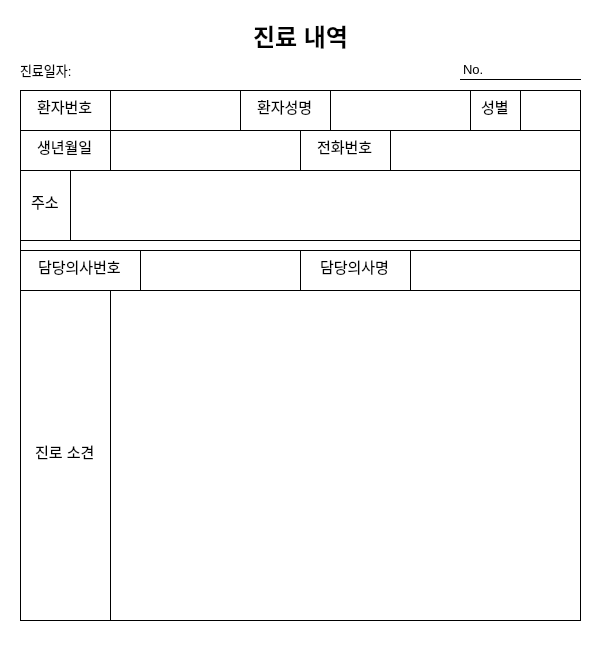
Qt form Project/src/pms/PatientManagementSW/medicalchart.ui (AndaCondaa/Dental_Imaging_SW_System) before a commit.
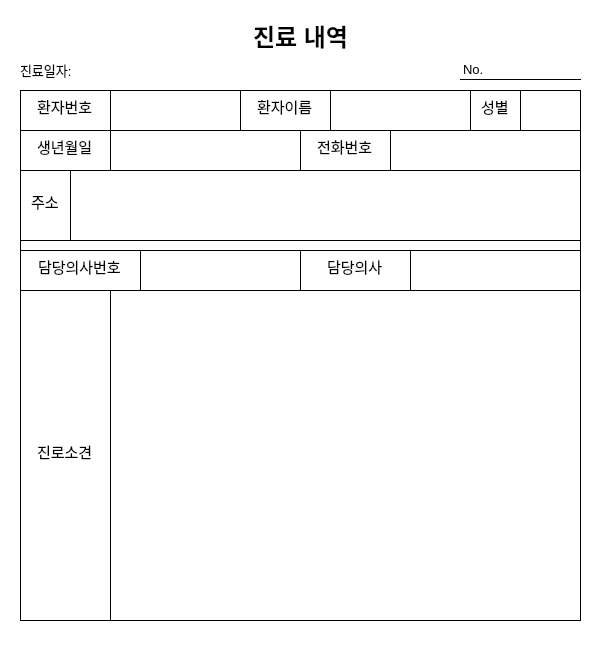
The same form after that commit.

What changed in the file:
```diff
--- a/Project/src/pms/PatientManagementSW/medicalchart.ui
+++ b/Project/src/pms/PatientManagementSW/medicalchart.ui
@@ -135,7 +135,7 @@
 border-radius: 0px;</string>
     </property>
     <property name="text">
-     <string>환자성명</string>
+     <string>환자이름</string>
     </property>
     <property name="alignment">
      <set>Qt::AlignCenter</set>
@@ -475,7 +475,7 @@
 border-radius: 0px;</string>
     </property>
     <property name="text">
-     <string>담당의사명</string>
+     <string>담당의사</string>
     </property>
     <property name="alignment">
      <set>Qt::AlignCenter</set>
@@ -525,7 +525,7 @@
 border-radius: 0px;</string>
     </property>
     <property name="text">
-     <string>진로 소견</string>
+     <string>진로소견</string>
     </property>
     <property name="alignment">
      <set>Qt::AlignCenter</set>
```
Left out of the diff: 3 changed lines with no effect on the pictures.
